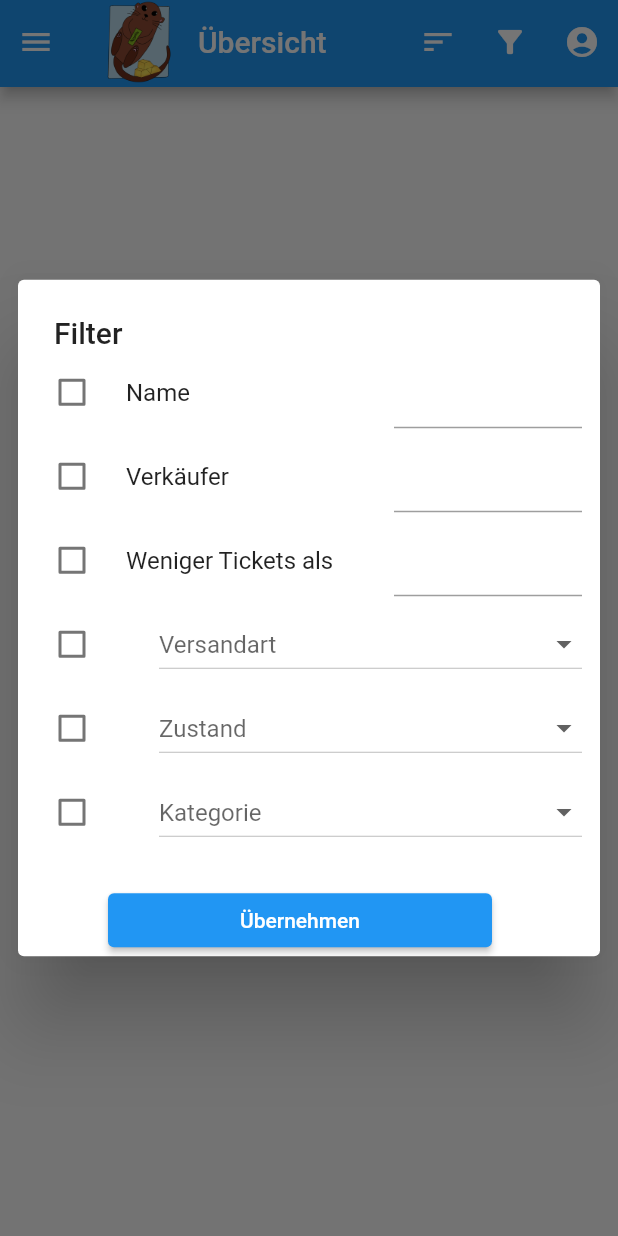
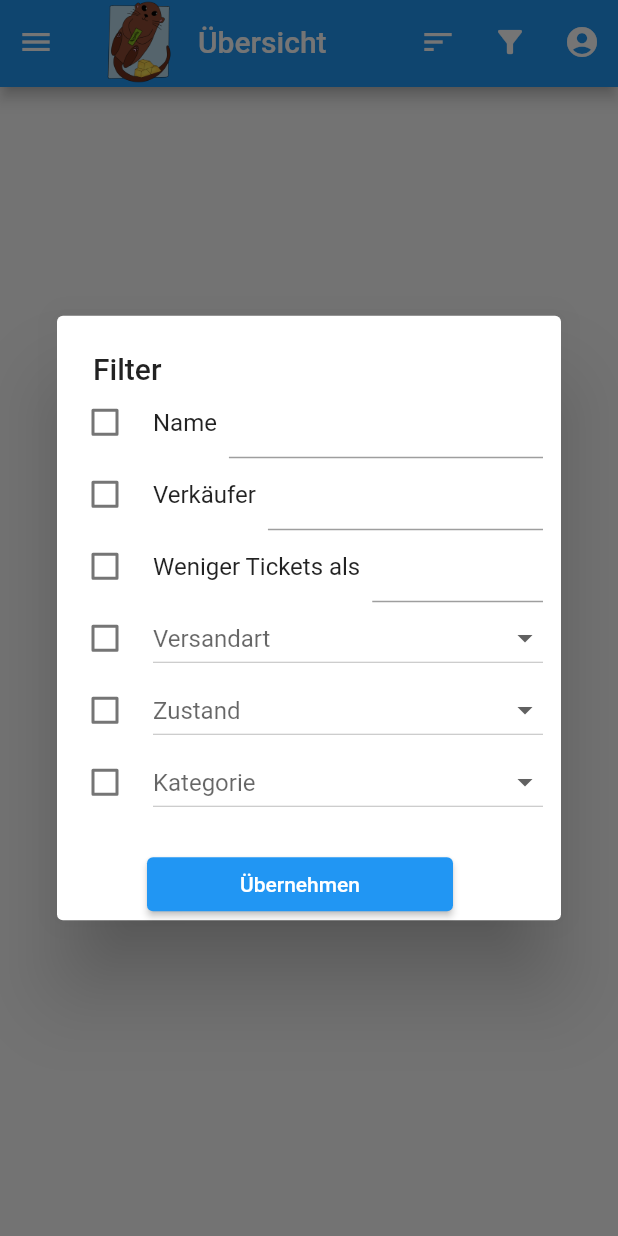
Before and after one commit to DustinHolm/lottery_app, a Flutter app: the screen it shows after launch, after a tap on "als Gast fortfahren", after a tap on the "filter alt" icon, on a phone screen of 412 x 824 dp. Run offline on Flutter 3.47's test engine with Material 2 defaults, Android fonts, the light colour scheme and no system bars; our stand-ins replace cloud_firestore, firebase_auth, firebase_core, firebase_storage, google_sign_in, image_picker and 3 more; accounts and stored records are empty.

Commit message:
Adjusted design to accommodate smaller resolutions

```diff
--- a/lib/components/filter_dialog.dart
+++ b/lib/components/filter_dialog.dart
@@ -87,17 +87,16 @@ class _FilterDialogState extends State<FilterDialog> {
       children: [
         Row(
           children: [
-            Expanded(
-                flex: 2,
-                child: CheckboxListTile(
-                  controlAffinity: ListTileControlAffinity.leading,
-                  title: const Text("Name"),
+            Padding(
+                padding: const EdgeInsets.symmetric(horizontal: 8),
+                child: Checkbox(
                   value: enabledFilters[TitleFilter],
                   onChanged: (val) => setState(
                       () => enabledFilters[TitleFilter] = val ?? false),
                 )),
+            const Padding(
+                padding: EdgeInsets.only(right: 8), child: Text("Name")),
             Expanded(
-                flex: 1,
                 child: TextFormField(
               controller: titleController,
             )),
@@ -105,17 +104,16 @@ class _FilterDialogState extends State<FilterDialog> {
         ),
         Row(
           children: [
-            Expanded(
-                flex: 2,
-                child: CheckboxListTile(
-                  controlAffinity: ListTileControlAffinity.leading,
-                  title: const Text("Verkäufer"),
+            Padding(
+                padding: const EdgeInsets.symmetric(horizontal: 8),
+                child: Checkbox(
                   value: enabledFilters[SellerFilter],
                   onChanged: (val) => setState(
                       () => enabledFilters[SellerFilter] = val ?? false),
                 )),
+            const Padding(
+                padding: EdgeInsets.only(right: 8), child: Text("Verkäufer")),
             Expanded(
-                flex: 1,
                 child: TextFormField(
               controller: sellerController,
             ))
@@ -123,17 +121,17 @@ class _FilterDialogState extends State<FilterDialog> {
         ),
         Row(
           children: [
-            Expanded(
-                flex: 2,
-                child: CheckboxListTile(
-                  controlAffinity: ListTileControlAffinity.leading,
-                  title: const Text("Weniger Tickets als"),
+            Padding(
+                padding: const EdgeInsets.symmetric(horizontal: 8),
+                child: Checkbox(
                   value: enabledFilters[TicketsLessThanFilter],
                   onChanged: (val) => setState(() =>
                       enabledFilters[TicketsLessThanFilter] = val ?? false),
                 )),
+            const Padding(
+                padding: EdgeInsets.only(right: 8),
+                child: Text("Weniger Tickets als")),
             Expanded(
-                flex: 1,
                 child: TextFormField(
               keyboardType: TextInputType.number,
               inputFormatters: [
@@ -145,16 +143,14 @@ class _FilterDialogState extends State<FilterDialog> {
         ),
         Row(
           children: [
-            Expanded(
-                flex: 1,
-                child: CheckboxListTile(
-                  controlAffinity: ListTileControlAffinity.leading,
+            Padding(
+                padding: const EdgeInsets.symmetric(horizontal: 8),
+                child: Checkbox(
                   value: enabledFilters[CollectTypeFilter],
                   onChanged: (val) => setState(
                       () => enabledFilters[CollectTypeFilter] = val ?? false),
                 )),
             Expanded(
-                flex: 3,
                 child: EnumDropdownButton<CollectType>(
               types: CollectType.values,
               currentValue: collectTypeValue,
@@ -166,21 +162,18 @@ class _FilterDialogState extends State<FilterDialog> {
         ),
         Row(
           children: [
-            Expanded(
-                flex: 1,
-                child: CheckboxListTile(
-                  controlAffinity: ListTileControlAffinity.leading,
+            Padding(
+                padding: const EdgeInsets.symmetric(horizontal: 8),
+                child: Checkbox(
                   value: enabledFilters[ConditionFilter],
                   onChanged: (val) => setState(
                       () => enabledFilters[ConditionFilter] = val ?? false),
                 )),
             Expanded(
-                flex: 3,
                 child: EnumDropdownButton<Condition>(
               types: Condition.values,
               currentValue: conditionValue,
-                  handleValueUpdate: (val) =>
-                      setState(() => conditionValue = val),
+              handleValueUpdate: (val) => setState(() => conditionValue = val),
               iconWidget: ConditionIcon.from,
               helperText: "Zustand",
             ))
@@ -188,21 +181,18 @@ class _FilterDialogState extends State<FilterDialog> {
         ),
         Row(
           children: [
-            Expanded(
-                flex: 1,
-                child: CheckboxListTile(
-                  controlAffinity: ListTileControlAffinity.leading,
+            Padding(
+                padding: const EdgeInsets.symmetric(horizontal: 8),
+                child: Checkbox(
                   value: enabledFilters[CategoryFilter],
                   onChanged: (val) => setState(
                       () => enabledFilters[CategoryFilter] = val ?? false),
                 )),
             Expanded(
-                flex: 3,
                 child: EnumDropdownButton<Category>(
               types: Category.values,
               currentValue: categoryValue,
-                  handleValueUpdate: (val) =>
-                      setState(() => categoryValue = val),
+              handleValueUpdate: (val) => setState(() => categoryValue = val),
               helperText: "Kategorie",
             ))
           ],
```
Lines whose indentation alone changed are shown as unchanged.
